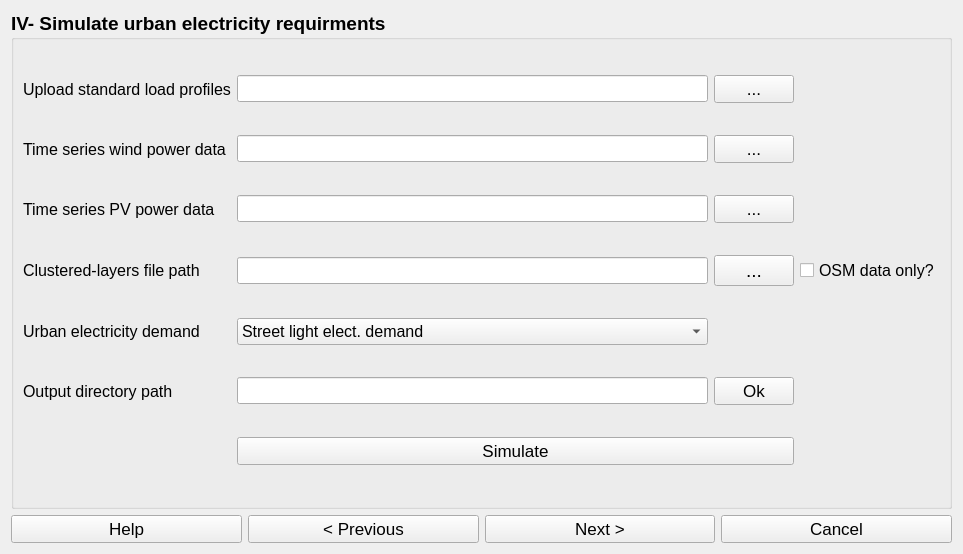
Above: flexigis/simulate.ui from FlexiGIS/FlexiGIS-plugin before the change. Below: the same form after it.
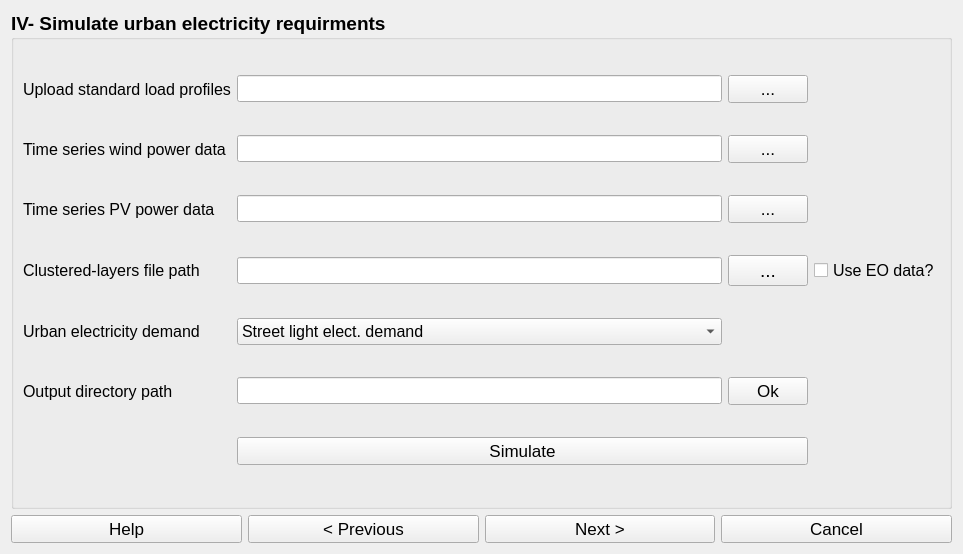
That is the form after the change.

Commit message: Cleanup of UI, include Warning statements for improper use of EO data

```diff
--- a/flexigis/simulate.ui
+++ b/flexigis/simulate.ui
@@ -328,7 +328,7 @@
          </font>
         </property>
         <property name="text">
-         <string>OSM data only?</string>
+         <string>Use EO data?</string>
         </property>
        </widget>
       </item>
```
The commit also changes 3 other files.
